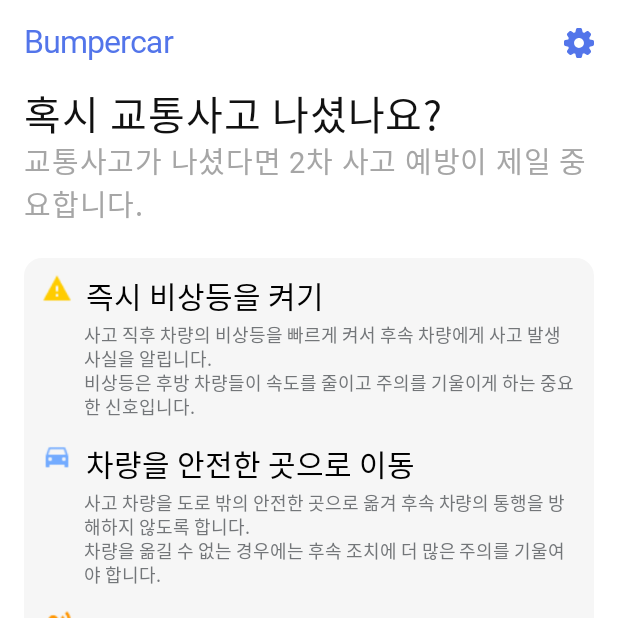
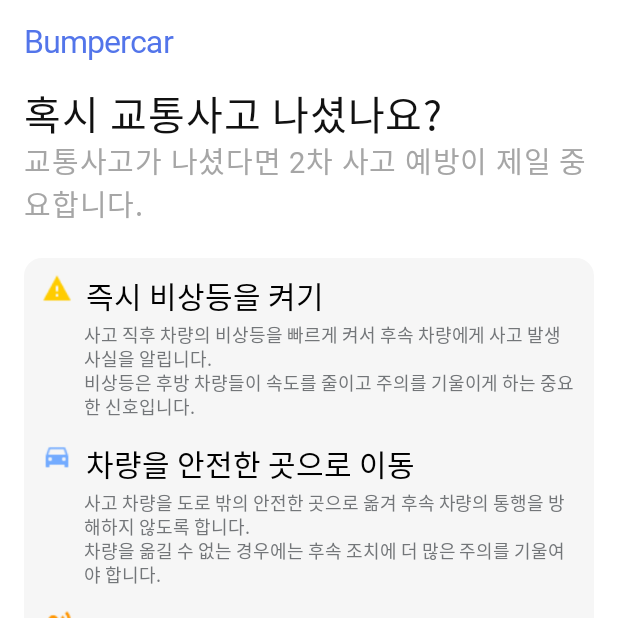
Before and after one commit to SMU-Capstone-BumperCar/BumperCar-Android, an Android app built with Jetpack Compose: the screen it shows after launch (MainActivity), on a phone screen of 412 x 824 dp, the top half of it. Run offline under Robolectric (Android 15) with nearby library versions, the phone set to English and light mode, and no system bars; Roboto replaces fonts that are not available here.

Commit message:
refactor : 톱니바퀴 아이콘 사용 안해서 삭제

```diff
--- a/app/src/main/java/com/example/bumpercar/component/BumpercarTopBar.kt
+++ b/app/src/main/java/com/example/bumpercar/component/BumpercarTopBar.kt
@@ -29,7 +29,7 @@ import com.example.bumpercar.ui.theme.mainBlueColor
 fun BumpercarTopBar(
     modifier: Modifier = Modifier,
     title: String = "Bumpercar",
-    icon: ImageVector? = ImageVector.vectorResource(id = R.drawable.ic_settings),
+    icon: ImageVector? = null,
     onClick: () -> Unit = {}
 ) {
     Box(
```
